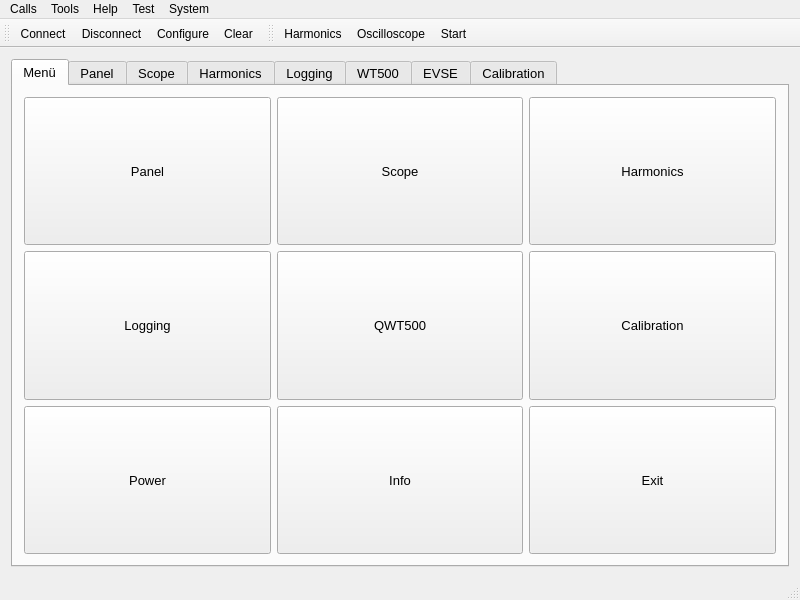
Old version of the form PowerLAB/gui/mainwindow.ui in the repository NilsMinor/PSOM-Connect.
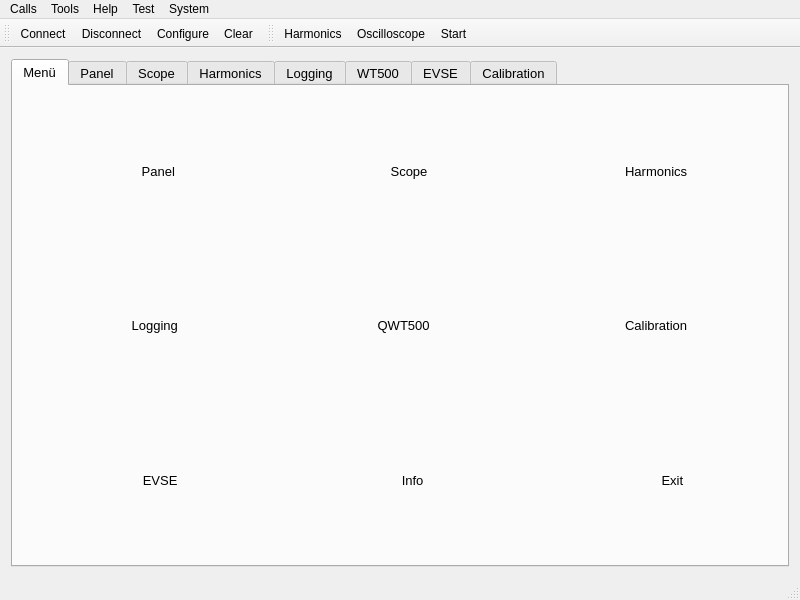
New version of the form. The open tabs and pages were chosen to show the change. Icons and pictures are not drawn.

Commit message: Added icons for main panel

Patch:
```diff
--- a/PowerLAB/gui/mainwindow.ui
+++ b/PowerLAB/gui/mainwindow.ui
@@ -38,7 +38,13 @@
        </font>
       </property>
       <property name="currentIndex">
-       <number>0</number>
+       <number>1</number>
+      </property>
+      <property name="iconSize">
+       <size>
+        <width>16</width>
+        <height>16</height>
+       </size>
       </property>
       <widget class="QWidget" name="tabMenu">
        <attribute name="title">
@@ -58,8 +64,33 @@
               <verstretch>0</verstretch>
              </sizepolicy>
             </property>
+            <property name="autoFillBackground">
+             <bool>false</bool>
+            </property>
+            <property name="inputMethodHints">
+             <set>Qt::ImhNone</set>
+            </property>
             <property name="text">
-             <string>Panel</string>
+             <string>      Panel</string>
+            </property>
+            <property name="icon">
+             <iconset resource="../PowerLAB.qrc">
+              <normaloff>:/images/pie-chart.svg</normaloff>:/images/pie-chart.svg</iconset>
+            </property>
+            <property name="iconSize">
+             <size>
+              <width>100</width>
+              <height>100</height>
+             </size>
+            </property>
+            <property name="autoDefault">
+             <bool>false</bool>
+            </property>
+            <property name="default">
+             <bool>false</bool>
+            </property>
+            <property name="flat">
+             <bool>true</bool>
             </property>
            </widget>
           </item>
@@ -71,8 +102,33 @@
               <verstretch>0</verstretch>
              </sizepolicy>
             </property>
+            <property name="autoFillBackground">
+             <bool>false</bool>
+            </property>
+            <property name="inputMethodHints">
+             <set>Qt::ImhNone</set>
+            </property>
             <property name="text">
-             <string>Info</string>
+             <string>       Info</string>
+            </property>
+            <property name="icon">
+             <iconset resource="../PowerLAB.qrc">
+              <normaloff>:/images/information.svg</normaloff>:/images/information.svg</iconset>
+            </property>
+            <property name="iconSize">
+             <size>
+              <width>100</width>
+              <height>100</height>
+             </size>
+            </property>
+            <property name="autoDefault">
+             <bool>false</bool>
+            </property>
+            <property name="default">
+             <bool>false</bool>
+            </property>
+            <property name="flat">
+             <bool>true</bool>
             </property>
            </widget>
           </item>
@@ -84,8 +140,33 @@
               <verstretch>0</verstretch>
              </sizepolicy>
             </property>
+            <property name="autoFillBackground">
+             <bool>false</bool>
+            </property>
+            <property name="inputMethodHints">
+             <set>Qt::ImhNone</set>
+            </property>
             <property name="text">
-             <string>Harmonics</string>
+             <string>  Harmonics</string>
+            </property>
+            <property name="icon">
+             <iconset resource="../PowerLAB.qrc">
+              <normaloff>:/images/bar-chart.svg</normaloff>:/images/bar-chart.svg</iconset>
+            </property>
+            <property name="iconSize">
+             <size>
+              <width>100</width>
+              <height>100</height>
+             </size>
+            </property>
+            <property name="autoDefault">
+             <bool>false</bool>
+            </property>
+            <property name="default">
+             <bool>false</bool>
+            </property>
+            <property name="flat">
+             <bool>true</bool>
             </property>
            </widget>
           </item>
@@ -97,8 +178,36 @@
               <verstretch>0</verstretch>
              </sizepolicy>
             </property>
+            <property name="autoFillBackground">
+             <bool>false</bool>
+            </property>
+            <property name="inputMethodHints">
+             <set>Qt::ImhNone</set>
+            </property>
             <property name="text">
-             <string>Calibration</string>
+             <string>  Calibration</string>
+            </property>
+            <property name="icon">
+             <iconset resource="../PowerLAB.qrc">
+              <normaloff>:/images/calibre.svg</normaloff>:/images/calibre.svg</iconset>
+            </property>
+            <property name="iconSize">
+             <size>
+              <width>100</width>
+              <height>100</height>
+             </size>
+            </property>
+            <property name="checkable">
+             <bool>false</bool>
+            </property>
+            <property name="autoDefault">
+             <bool>false</bool>
+            </property>
+            <property name="default">
+             <bool>false</bool>
+            </property>
+            <property name="flat">
+             <bool>true</bool>
             </property>
            </widget>
           </item>
@@ -110,8 +219,33 @@
               <verstretch>0</verstretch>
              </sizepolicy>
             </property>
+            <property name="autoFillBackground">
+             <bool>false</bool>
+            </property>
+            <property name="inputMethodHints">
+             <set>Qt::ImhNone</set>
+            </property>
             <property name="text">
-             <string>Power</string>
+             <string>       EVSE</string>
+            </property>
+            <property name="icon">
+             <iconset resource="../PowerLAB.qrc">
+              <normaloff>:/images/electric-car.svg</normaloff>:/images/electric-car.svg</iconset>
+            </property>
+            <property name="iconSize">
+             <size>
+              <width>100</width>
+              <height>100</height>
+             </size>
+            </property>
+            <property name="autoDefault">
+             <bool>false</bool>
+            </property>
+            <property name="default">
+             <bool>false</bool>
+            </property>
+            <property name="flat">
+             <bool>true</bool>
             </property>
            </widget>
           </item>
@@ -123,8 +257,33 @@
               <verstretch>0</verstretch>
              </sizepolicy>
             </property>
+            <property name="autoFillBackground">
+             <bool>false</bool>
+            </property>
+            <property name="inputMethodHints">
+             <set>Qt::ImhNone</set>
+            </property>
             <property name="text">
-             <string>Logging</string>
+             <string>    Logging</string>
+            </property>
+            <property name="icon">
+             <iconset resource="../PowerLAB.qrc">
+              <normaloff>:/images/diskette.svg</normaloff>:/images/diskette.svg</iconset>
+            </property>
+            <property name="iconSize">
+             <size>
+              <width>100</width>
+              <height>100</height>
+             </size>
+            </property>
+            <property name="autoDefault">
+             <bool>false</bool>
+            </property>
+            <property name="default">
+             <bool>false</bool>
+            </property>
+            <property name="flat">
+             <bool>true</bool>
             </property>
            </widget>
           </item>
@@ -136,8 +295,33 @@
               <verstretch>0</verstretch>
              </sizepolicy>
             </property>
+            <property name="autoFillBackground">
+             <bool>false</bool>
+            </property>
+            <property name="inputMethodHints">
+             <set>Qt::ImhNone</set>
+            </property>
             <property name="text">
-             <string>QWT500</string>
+             <string>  QWT500</string>
+            </property>
+            <property name="icon">
+             <iconset resource="../PowerLAB.qrc">
+              <normaloff>:/images/wt500.jpg</normaloff>:/images/wt500.jpg</iconset>
+            </property>
+            <property name="iconSize">
+             <size>
+              <width>100</width>
+              <height>100</height>
+             </size>
+            </property>
+            <property name="autoDefault">
+             <bool>false</bool>
+            </property>
+            <property name="default">
+             <bool>false</bool>
+            </property>
+            <property name="flat">
+             <bool>true</bool>
             </property>
            </widget>
           </item>
@@ -149,8 +333,33 @@
               <verstretch>0</verstretch>
              </sizepolicy>
             </property>
+            <property name="autoFillBackground">
+             <bool>false</bool>
+            </property>
+            <property name="inputMethodHints">
+             <set>Qt::ImhNone</set>
+            </property>
             <property name="text">
-             <string>Scope</string>
+             <string>     Scope</string>
+            </property>
+            <property name="icon">
+             <iconset resource="../PowerLAB.qrc">
+              <normaloff>:/images/analytics.svg</normaloff>:/images/analytics.svg</iconset>
+            </property>
+            <property name="iconSize">
+             <size>
+              <width>100</width>
+              <height>100</height>
+             </size>
+            </property>
+            <property name="autoDefault">
+             <bool>false</bool>
+            </property>
+            <property name="default">
+             <bool>false</bool>
+            </property>
+            <property name="flat">
+             <bool>true</bool>
             </property>
            </widget>
           </item>
@@ -162,8 +371,33 @@
               <verstretch>0</verstretch>
              </sizepolicy>
             </property>
+            <property name="autoFillBackground">
+             <bool>false</bool>
+            </property>
+            <property name="inputMethodHints">
+             <set>Qt::ImhNone</set>
+            </property>
             <property name="text">
-             <string>Exit</string>
+             <string>           Exit</string>
+            </property>
+            <property name="icon">
+             <iconset resource="../PowerLAB.qrc">
+              <normaloff>:/images/exit.svg</normaloff>:/images/exit.svg</iconset>
+            </property>
+            <property name="iconSize">
+             <size>
+              <width>100</width>
+              <height>100</height>
+             </size>
+            </property>
+            <property name="autoDefault">
+             <bool>false</bool>
+            </property>
+            <property name="default">
+             <bool>false</bool>
+            </property>
+            <property name="flat">
+             <bool>true</bool>
             </property>
            </widget>
           </item>
```
Left out of the diff: 335 changed lines with no effect on the pictures. The commit also changes 383 other files.
